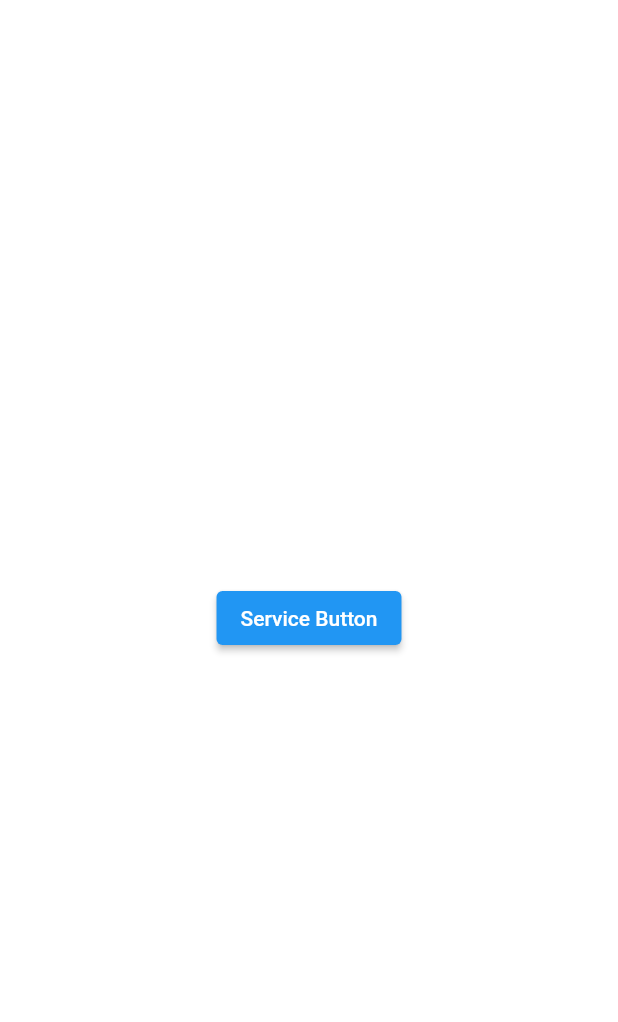
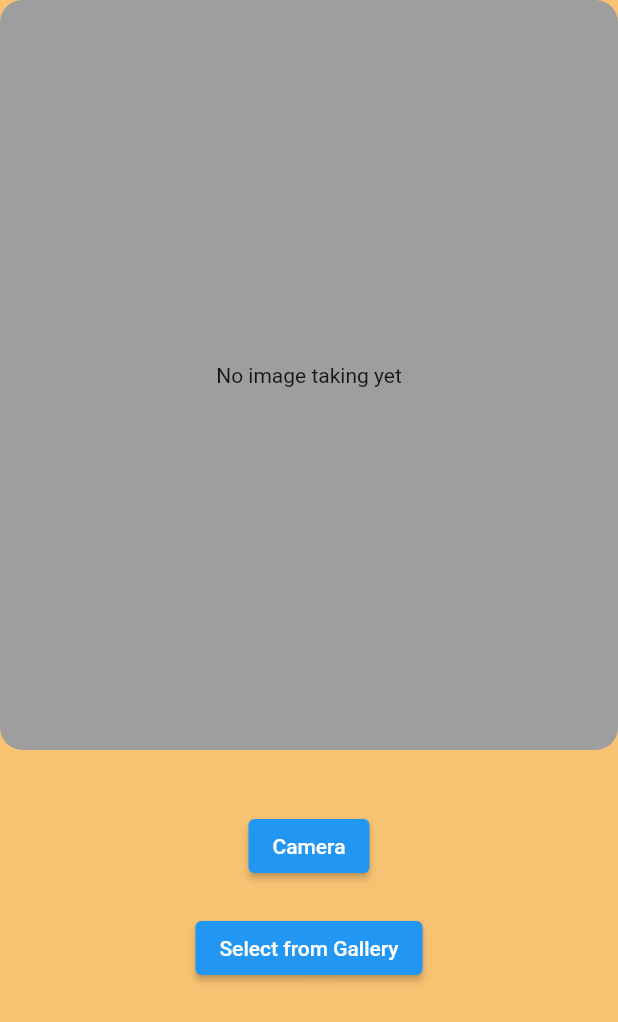
Before and after one commit to dimeprog/getx-starter, a Flutter app: the screen it shows after launch, on a phone screen of 412 x 824 dp. Shown: the top 1022 px of the screen. Run offline on Flutter 3.47's test engine with Material 2 defaults, Android fonts, the phone set to English and light mode, and no system bars; our stand-ins replace get, image_picker, shared_preferences.

Commit message:
added image controller  and completed the image picker screen

```diff
--- a/getx_flutter/lib/Getx imagePicker/imageController.dart
+++ b/getx_flutter/lib/Getx imagePicker/imageController.dart
@@ -1,12 +1,29 @@
+import 'dart:io';
+
+import 'package:flutter/material.dart';
 import 'package:get/get.dart';
 
 import 'package:image_picker/image_picker.dart';
 
-class ImageCOntroller extends GetxController {
-  var imageFile = ''.obs;
+class ImageController extends GetxController {
+  var imageFilePath = ''.obs;
+  var imageSize = ''.obs;
 
   void getImage(ImageSource imageSource) async {
-    ImagePicker _imagePicker = ImagePicker();
-    var image = await _imagePicker.pickImage(source: imageSource);
+    // ImagePicker _imagePicker = ImagePicker();
+    var pickedImage = await ImagePicker().pickImage(source: imageSource);
+    if (pickedImage != null) {
+      imageFilePath.value = pickedImage.path;
+      imageSize.value =
+          (File(pickedImage.path).lengthSync()).toStringAsFixed(2) + 'Mb';
+    } else {
+      Get.snackbar(
+        'No image selected',
+        'No image was select by the camera',
+        snackPosition: SnackPosition.BOTTOM,
+        backgroundColor: Colors.blueGrey,
+        colorText: Colors.white,
+      );
+    }
   }
 }
--- /dev/null
+++ b/getx_flutter/lib/Getx imagePicker/imagePicker_screen.dart
@@ -0,0 +1,64 @@
+import 'package:get/get.dart';
+import 'package:flutter/material.dart';
+import 'package:getx_flutter/Getx%20imagePicker/imageController.dart';
+import 'dart:io';
+
+import 'package:image_picker/image_picker.dart';
+
+class CameraPageScreen extends StatelessWidget {
+  CameraPageScreen({Key? key}) : super(key: key);
+
+  ImageController controller = Get.put(ImageController());
+
+  @override
+  Widget build(BuildContext context) {
+    return Scaffold(
+      backgroundColor: Color.fromARGB(255, 247, 194, 114),
+      body: SafeArea(
+        child: Obx(() {
+          return Column(
+            children: [
+              Container(
+                decoration: BoxDecoration(
+                  color: Colors.grey,
+                  borderRadius: BorderRadius.circular(15),
+                ),
+                height: 500,
+                width: double.maxFinite,
+                child: controller.imageFilePath == ''
+                    ? const Center(
+                        child: Text('No image taking yet'),
+                      )
+                    : Image.file(
+                        File(controller.imageFilePath.value),
+                        fit: BoxFit.fill,
+                      ),
+              ),
+              const SizedBox(
+                height: 20,
+              ),
+              const SizedBox(
+                height: 20,
+              ),
+              ElevatedButton(
+                onPressed: () {
+                  controller.getImage(ImageSource.camera);
+                },
+                child: Text('Camera'),
+              ),
+              const SizedBox(
+                height: 20,
+              ),
+              ElevatedButton(
+                onPressed: () {
+                  controller.getImage(ImageSource.gallery);
+                },
+                child: Text('Select from Gallery'),
+              )
+            ],
+          );
+        }),
+      ),
+    );
+  }
+}
--- a/getx_flutter/lib/main.dart
+++ b/getx_flutter/lib/main.dart
@@ -3,6 +3,7 @@ import 'package:get/get.dart';
 import 'package:getx_flutter/GetX%20stateManagent/reactive.dart';
 import 'package:getx_flutter/Getx%20Route/named_route.dart';
 import 'package:getx_flutter/Getx%20Route/pages/homepage.dart';
+import 'package:getx_flutter/Getx%20imagePicker/imagePicker_screen.dart';
 import 'package:getx_flutter/GetxServices/service.dart';
 import 'package:getx_flutter/GetxServices/servicePage.dart';
 import 'package:getx_flutter/GexBindings/initial_bindings.dart';
@@ -27,7 +28,7 @@ class MyApp extends StatelessWidget {
         primarySwatch: Colors.blue,
       ),
       initialBinding: InitialBinging(),
-      home: ServicePage(),
+      home: CameraPageScreen(),
       getPages: [
         GetPage(name: '/homePage', page: () => HomePage()),
         GetPage(name: '/showsnack', page: () => ShowSnackBar()),
```
Also changed, not shown: getx_flutter/lib/Getx imagePicker/imagePicker.dart (deleted, +0 -30 lines).
